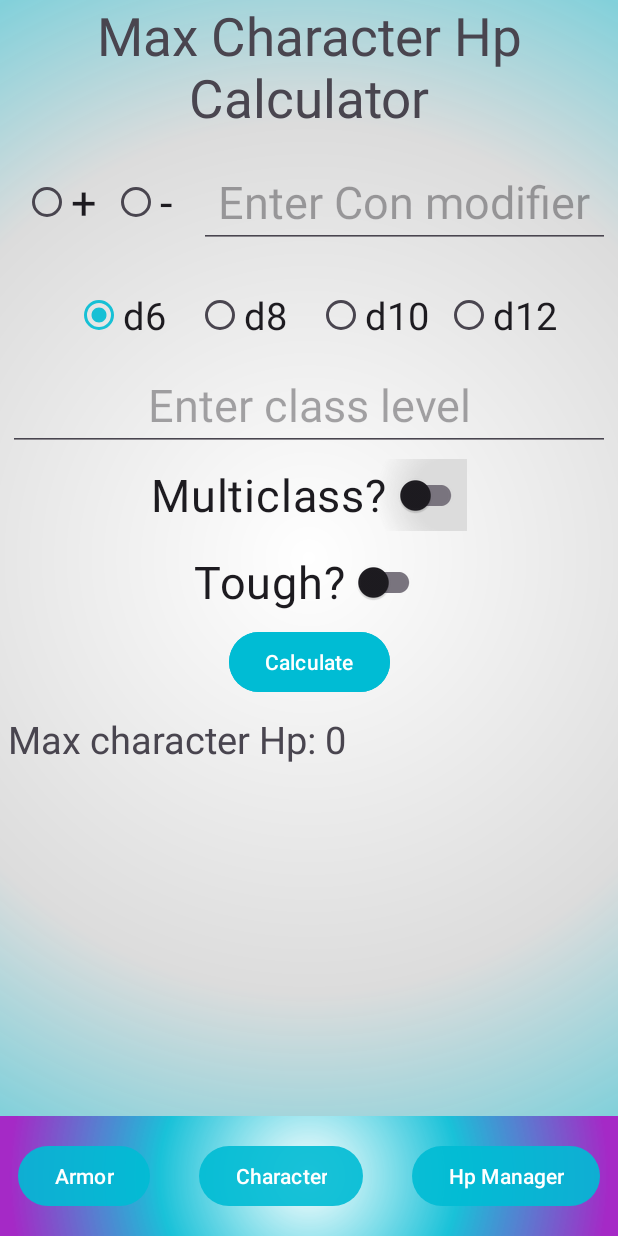
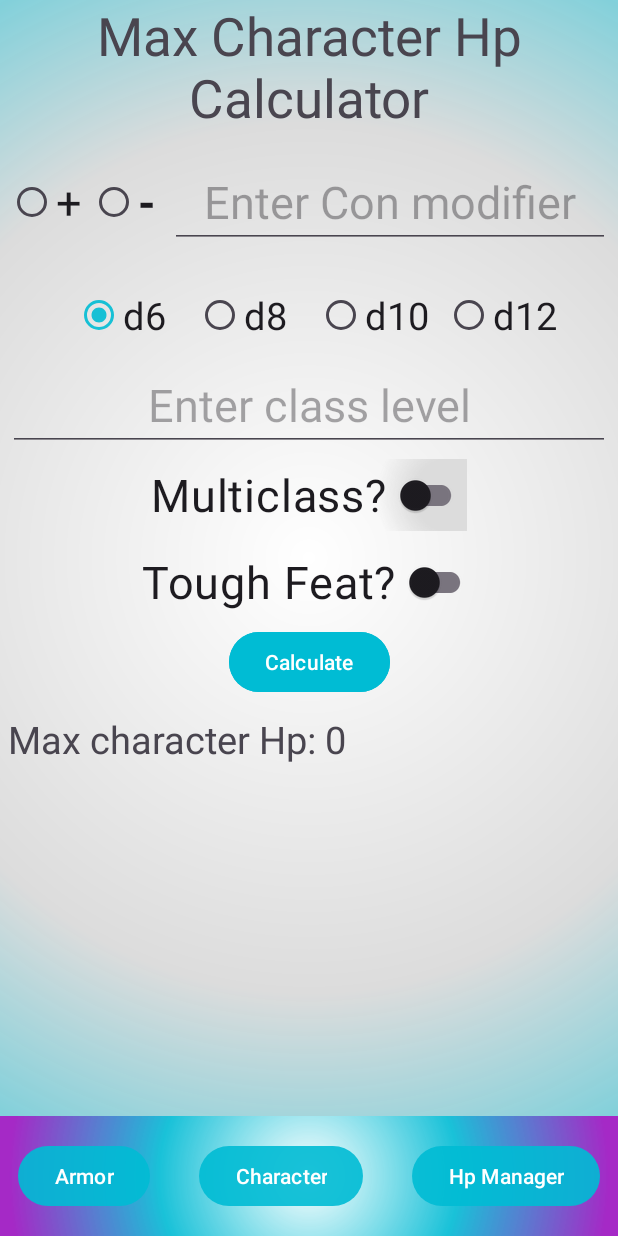
Before and after one commit to Ryan-B14/DnD-HP-Manager, an Android app: the CharacterCalculatorFragment screen opened through its navigation route, on a phone screen of 412 x 824 dp. Run offline under Robolectric (Android 15) with nearby library versions, the light colour scheme and no system bars.

Commit message:
adjust UI

```diff
--- a/app/src/main/res/layout/fragment_character_calc.xml
+++ b/app/src/main/res/layout/fragment_character_calc.xml
@@ -56,15 +56,16 @@
                         android:layout_height="match_parent"
                         android:text="@string/plus"
                         android:textSize="30sp"
-                        android:layout_marginHorizontal="10dp"
+                        android:layout_marginEnd="5dp"
                         />
                     <RadioButton
                         android:id="@+id/rbtn_negative"
                         android:layout_width="wrap_content"
                         android:layout_height="match_parent"
                         android:text="@string/minus"
+                        android:textStyle="bold"
                         android:textSize="30sp"
-                        android:layout_marginEnd="10dp"
+                        android:layout_marginEnd="5dp"
                         />
                 </RadioGroup>
 
--- a/app/src/main/res/values/strings.xml
+++ b/app/src/main/res/values/strings.xml
@@ -18,7 +18,7 @@
     <string name="base_max_hp_0">Base Max Hp: 0</string>
     <string name="enter_con_modifier">Enter Con modifier</string>
     <string name="enter_character_level">Enter character level</string>
-    <string name="tough">Tough?</string>
+    <string name="tough">Tough Feat?</string>
     <string name="calculate">Calculate</string>
     <string name="total_armor_hp">Total Armor Hp:</string>
     <string name="max_character_hp">Max character Hp:</string>
```
